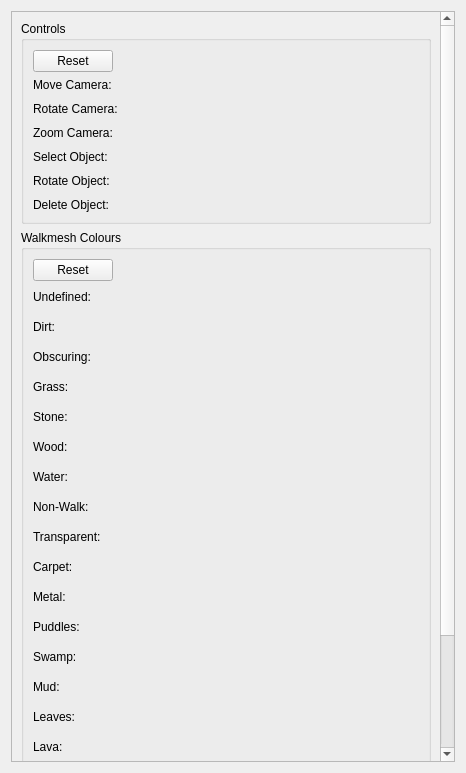
First picture: the form in ui/widgets/settings/git.ui, repository NickHugi/PyKotor, before the edit.
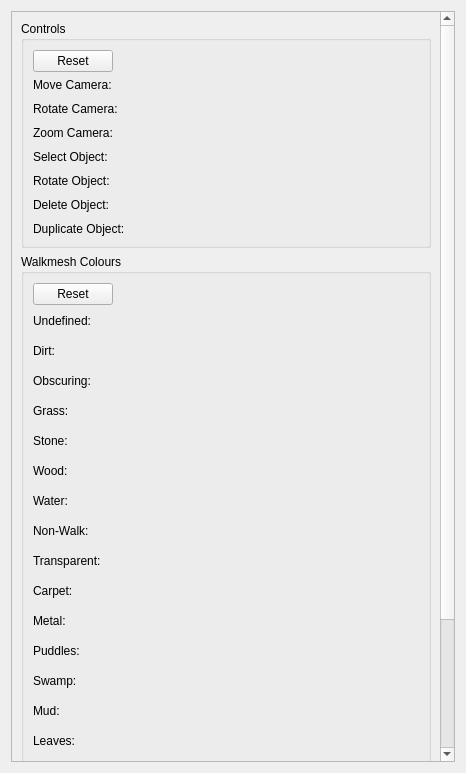
Second picture: the form after the edit. Custom widgets are drawn as their Qt base class.

Commit message: Add duplicate feature in GIT Editor

What changed in the file:
```diff
--- a/ui/widgets/settings/git.ui
+++ b/ui/widgets/settings/git.ui
@@ -23,9 +23,9 @@
       <property name="geometry">
        <rect>
         <x>0</x>
-        <y>-121</y>
+        <y>0</y>
         <width>429</width>
-        <height>874</height>
+        <height>897</height>
        </rect>
       </property>
       <layout class="QVBoxLayout" name="verticalLayout">
@@ -121,8 +121,15 @@
               </property>
              </widget>
             </item>
-            <item row="5" column="1">
-             <widget class="SetBindWidget" name="deleteObjectBindEdit" native="true"/>
+            <item row="6" column="0">
+             <widget class="QLabel" name="label_7">
+              <property name="text">
+               <string>Duplicate Object:</string>
+              </property>
+             </widget>
+            </item>
+            <item row="6" column="1">
+             <widget class="SetBindWidget" name="duplicateObjectBindEdit" native="true"/>
             </item>
            </layout>
           </item>
```
Left out of the diff: 3 changed lines with no effect on the pictures. The commit also changes 3 other files.
